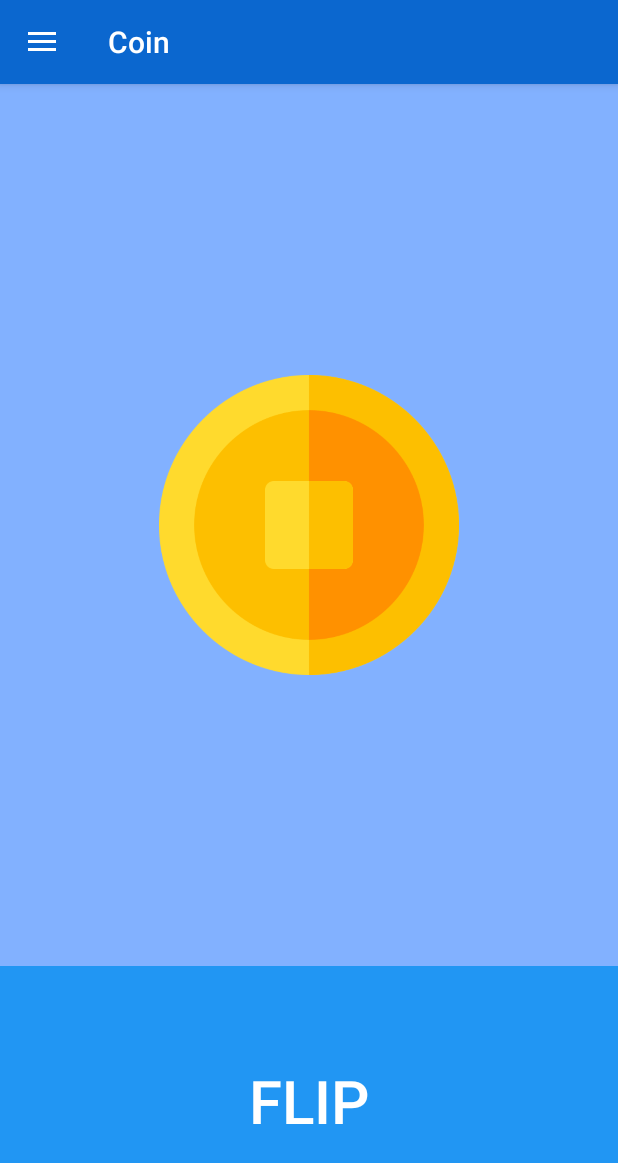
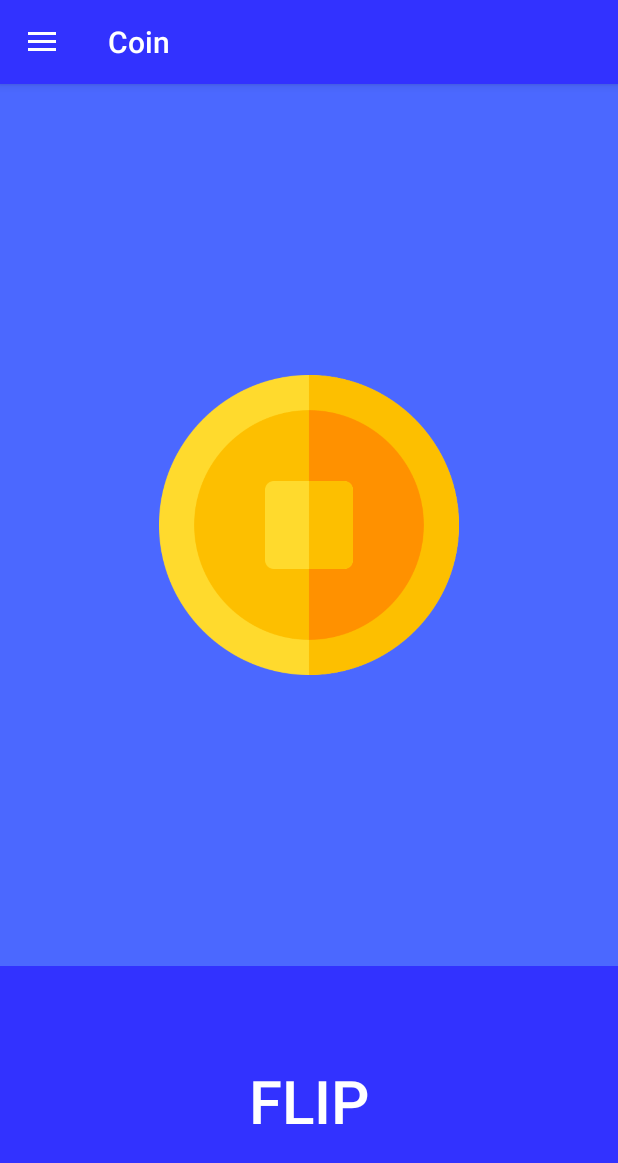
Before and after one commit to KitsuneFolk/RandomUI, an Android app: the HeadsAndTailsFragment screen opened through its navigation route, on a phone screen of 412 x 824 dp. Shown: the top 1163 px of the screen. Run offline under Robolectric (Android 15) with nearby library versions, the phone set to English and light mode, and no system bars; our stand-ins replace navigation-ui.

Commit message:
Version 1.3.3 The TaskUI style nad colors was added to here;

```diff
--- a/app/build.gradle
+++ b/app/build.gradle
@@ -8,7 +8,7 @@ android {
         minSdkVersion 21
         targetSdkVersion 31
         versionCode 1
-        versionName "1.3.2"
+        versionName "1.3.3"
         testInstrumentationRunner "androidx.test.runner.AndroidJUnitRunner"
         vectorDrawables.useSupportLibrary = true
         setProperty("archivesBaseName", "RandomUI-"+versionName)
--- a/app/src/main/res/layout/fragment_settings.xml
+++ b/app/src/main/res/layout/fragment_settings.xml
@@ -5,12 +5,6 @@
     android:layout_width="match_parent"
     android:layout_height="match_parent">
 
-    <androidx.appcompat.widget.Toolbar
-        android:id="@+id/toolbar"
-        android:layout_width="match_parent"
-        android:layout_height="?attr/actionBarSize"
-        android:title="@string/menu_randomALotOf"
-        app:titleTextColor="@color/TextColor"/>
 
     <FrameLayout
         android:id="@+id/settings_frameLayout"
--- a/app/src/main/res/values-v23/styles.xml
+++ /dev/null
@@ -1,11 +0,0 @@
-<?xml version="1.0" encoding="utf-8"?>
-<resources>
-
-    <style name="DarkTheme_Toolbar" parent="Widget.AppCompat.Toolbar">
-        <item name="android:textColor">@color/DarkTheme_TextColor</item>
-        <item name="android:background">@color/DarkTheme_colorPrimaryDark</item>
-        <item name="android:titleTextColor">@color/TextColor</item>
-        <item name="actionMenuTextColor">@color/TextColor</item>
-
-    </style>
-</resources>
--- a/app/src/main/res/values/colors.xml
+++ b/app/src/main/res/values/colors.xml
@@ -1,12 +1,12 @@
 <?xml version="1.0" encoding="utf-8"?>
 <resources>
     <!-- BlueTheme -->
-    <color name="BlueTheme_colorPrimary">#4B68FF</color>
-    <color name="BlueTheme_colorPrimaryDark">#0B67CF</color>
-    <color name="BlueTheme_colorAccent">#7E57C2</color>
-    <color name="BlueTheme_Background">#82B1FF</color>
-    <color name="BlueTheme_ButtonColor">#2196F3</color>
-    <color name="BlueTheme_textColorSecondary">#BF5052E7</color>
+    <color name="BlueTheme_colorPrimary">#3232FF</color>
+    <color name="BlueTheme_colorPrimaryDark">#3232FF</color>
+    <color name="BlueTheme_colorAccent">#FF1FF4</color>
+    <color name="BlueTheme_Background">#4B68FF</color>
+    <color name="BlueTheme_ButtonColor">#3232FF</color>
+    <color name="BlueTheme_textColorSecondary">#F0DBD8</color>
     <color name="BlueTheme_NavigationBar">#90CAF9</color>
 
     <!--  DarkTheme  -->
@@ -17,24 +17,23 @@
     <color name="DarkTheme_ActionBar">#FFFFFF</color>
     <color name="DarkTheme_ButtonColor">#0A0A0A</color>
     <color name="DarkTheme_TextColor">#FFFFFF</color>
-    <color name="DarkTheme_textColorSecondary">#FFFFFF</color>
+    <color name="DarkTheme_textColorSecondary">#F0DBD8</color>
     <color name="DarkTheme_NavigationBar">#0F0F0F</color>
 
     <!--  RedTheme  -->
     <color name="RedTheme_colorPrimary">#F50000</color>
-    <color name="RedTheme_colorPrimaryDark">#FF2020</color>
+    <color name="RedTheme_colorPrimaryDark">#F50000</color>
     <color name="RedTheme_colorAccent">#FCA727</color>
     <color name="RedTheme_Background">#FF3C3C</color>
     <color name="RedTheme_ActionBar">#E57373</color>
     <color name="RedTheme_ButtonColor">#FF1E1E</color>
-    <color name="RedTheme_textColorSecondary">#FFFFFF</color>
+    <color name="RedTheme_textColorSecondary">#F0DBD8</color>
     <color name="RedTheme_NavigationBar">#F50000</color>
 
 
     <!--  Another  -->
-    <color name="colorAccent">#D81B60</color>
-    <color name="Red">#B4141E</color>
     <color name="TextColor">#FFFFFF</color>
+    <color name="Red">#FF0000</color>
 
 
 </resources>
--- a/app/src/main/res/values/styles.xml
+++ b/app/src/main/res/values/styles.xml
@@ -4,16 +4,18 @@
 
         <item name="android:colorBackground">@color/BlueTheme_Background</item>
         <item name="colorPrimary">@color/BlueTheme_colorPrimary</item>
-        <item name="colorPrimaryDark">@color/BlueTheme_colorPrimaryDark</item>
+        <item name="colorPrimaryDark">@color/BlueTheme_colorPrimary</item>
         <item name="colorAccent">@color/BlueTheme_colorAccent</item>
         <item name="android:textColor">@color/TextColor</item>
         <item name="android:navigationBarColor">@color/BlueTheme_colorPrimary</item>
+        <item name="android:textColorSecondary">@color/BlueTheme_textColorSecondary</item>
 
         <item name="buttonStyle">@style/BlueTheme_Button</item>
         <item name="editTextStyle">@style/BlueTheme_EditText</item>
         <item name="toolbarStyle">@style/BlueTheme_Toolbar</item>
         <item name="alertDialogTheme">@style/BlueTheme_AlertDialog</item>
         <item name="drawerArrowStyle">@style/BlueTheme_DrawerArrowToggle</item>
+        <item name="snackbarStyle">@style/BlueTheme_SnackBar</item>
 
     </style>
     <style name="BlueTheme_Button" parent="Widget.AppCompat.Button">
@@ -41,6 +43,9 @@
         <item name="color">@color/BlueTheme_Background</item>
 
     </style>
+    <style name="BlueTheme_SnackBar" parent="Widget.Design.Snackbar">
+        <item name="backgroundTint">@color/BlueTheme_colorPrimary</item>
+    </style>
 
     <style name="DarkTheme" parent="Theme.AppCompat.DayNight.NoActionBar">
 
@@ -58,6 +63,7 @@
         <item name="toolbarStyle">@style/DarkTheme_Toolbar</item>
         <item name="drawerArrowStyle">@style/DarkTheme_DrawerArrowToggle</item>
         <item name="alertDialogTheme">@style/DarkTheme_AlertDialog</item>
+        <item name="snackbarStyle">@style/DarkTheme_SnackBar</item>
 
 
     </style>
@@ -86,6 +92,9 @@
         <item name="textColorAlertDialogListItem">@color/DarkTheme_TextColor</item>
         <item name="color">@color/DarkTheme_Background</item>
     </style>
+    <style name="DarkTheme_SnackBar" parent="Widget.Design.Snackbar">
+        <item name="backgroundTint">@color/DarkTheme_ButtonColor</item>
+    </style>
 
     <style name="RedTheme" parent="Theme.AppCompat.Light.NoActionBar">
 
@@ -102,6 +111,8 @@
         <item name="editTextStyle">@style/RedTheme_EditText</item>
         <item name="drawerArrowStyle">@style/RedTheme_DrawerArrowToggle</item>
         <item name="alertDialogTheme">@style/RedTheme_AlertDialog</item>
+        <item name="snackbarStyle">@style/RedTheme_SnackBar</item>
+
 
     </style>
     <style name="RedTheme_Button" parent="Widget.AppCompat.Button">
@@ -128,6 +139,9 @@
         <item name="textColorAlertDialogListItem">@color/TextColor</item>
         <item name="color">@color/RedTheme_Background</item>
     </style>
+    <style name="RedTheme_SnackBar" parent="Widget.Design.Snackbar">
+        <item name="backgroundTint">@color/RedTheme_ButtonColor</item>
+    </style>
 
     <style name="BlueTheme.AppBarOverlay" parent="ThemeOverlay.AppCompat.Dark.ActionBar" />
     <style name="BlueTheme.PopupOverlay" parent="ThemeOverlay.AppCompat.Light"/>
```
Also changed, not shown: 1 other file.
